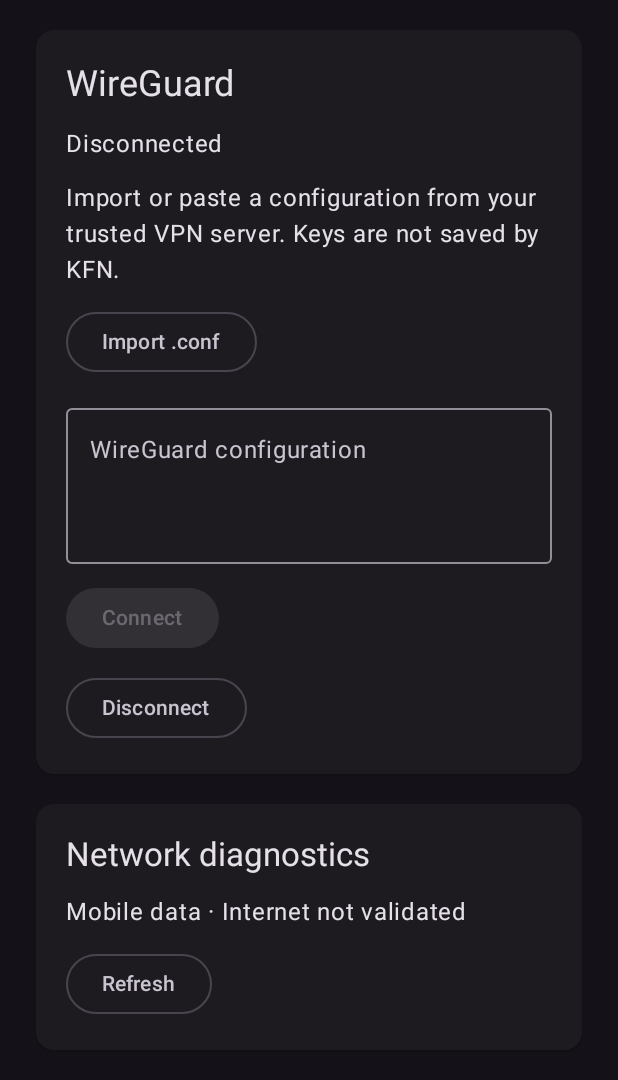
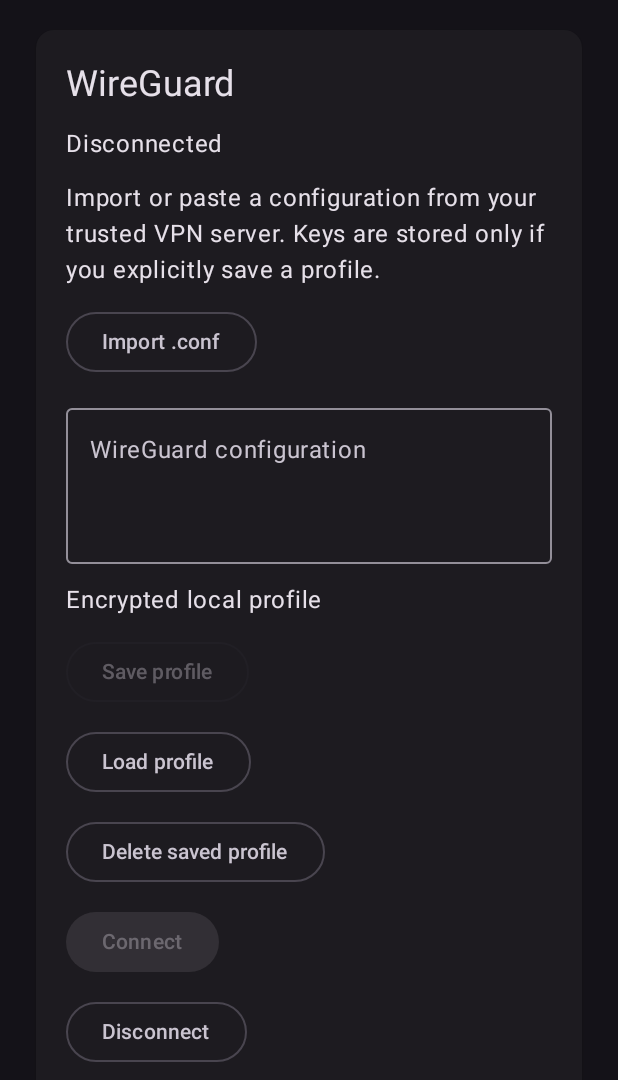
Before and after one commit to germany95reg-boop/KEBRIO-Freedom-Network-KFN, an Android app built with Jetpack Compose: the screen it shows after launch (MainActivity), on a phone screen of 412 x 824 dp, the part 156-1236 px from its top. Run offline under Robolectric (Android 15) with nearby library versions, the phone set to English and light mode, and no system bars; libraries missing offline, so code that uses them is left out: com.wireguard.android, com.wireguard.config.

Commit message:
Connect encrypted profile storage to Android UI

```diff
--- a/app/build.gradle.kts
+++ b/app/build.gradle.kts
@@ -6,7 +6,7 @@ plugins {
 android {
  namespace = "com.kebrio.kfn"
  compileSdk = 35
- defaultConfig { applicationId = "com.kebrio.kfn"; minSdk = 26; targetSdk = 35; versionCode = 4; versionName = "0.2.1" }
+ defaultConfig { applicationId = "com.kebrio.kfn"; minSdk = 26; targetSdk = 35; versionCode = 5; versionName = "0.2.2" }
  buildFeatures { compose = true }
  compileOptions { sourceCompatibility = JavaVersion.VERSION_17; targetCompatibility = JavaVersion.VERSION_17 }
  kotlinOptions { jvmTarget = "17" }
--- a/app/src/main/java/com/kebrio/kfn/MainActivity.kt
+++ b/app/src/main/java/com/kebrio/kfn/MainActivity.kt
@@ -23,18 +23,33 @@ import androidx.compose.ui.Alignment
 import androidx.compose.ui.text.input.PasswordVisualTransformation
 import androidx.compose.ui.unit.dp
 import com.kebrio.kfn.core.WireGuardController
+import com.kebrio.kfn.core.ProfileVault
+import com.wireguard.config.Config
 
 class MainActivity : ComponentActivity() {
  override fun onCreate(savedInstanceState: Bundle?) {
   super.onCreate(savedInstanceState)
   window.addFlags(WindowManager.LayoutParams.FLAG_SECURE)
   val controller = WireGuardController.get(this)
+  val vault = ProfileVault(applicationContext)
   setContent {
    MaterialTheme(colorScheme = darkColorScheme()) {
     var network by remember { mutableStateOf(checkNetwork()) }
     var config by remember { mutableStateOf("") }
     var importError by remember { mutableStateOf("") }
     val scope = rememberCoroutineScope()
+    var vaultBusy by remember { mutableStateOf(false) }
+    var vaultMessage by remember { mutableStateOf("") }
+    fun vaultAction(action: suspend () -> String) {
+     vaultBusy = true
+     scope.launch {
+      try { vaultMessage = action() }
+      catch (e: Exception) {
+       if (e is kotlinx.coroutines.CancellationException) throw e
+       vaultMessage = "Profile operation failed"
+      } finally { vaultBusy = false }
+     }
+    }
     val filePicker = rememberLauncherForActivityResult(ActivityResultContracts.OpenDocument()) { uri ->
      if (uri != null) scope.launch {
       try {
@@ -73,10 +88,35 @@ class MainActivity : ComponentActivity() {
        Column(Modifier.padding(20.dp), verticalArrangement = Arrangement.spacedBy(12.dp)) {
         Text("WireGuard", style = MaterialTheme.typography.headlineSmall)
         Text(status)
-        Text("Import or paste a configuration from your trusted VPN server. Keys are not saved by KFN.")
+        Text("Import or paste a configuration from your trusted VPN server. Keys are stored only if you explicitly save a profile.")
         OutlinedButton(onClick = { filePicker.launch(arrayOf("*/*")) }) { Text("Import .conf") }
         if (importError.isNotEmpty()) Text(importError, color = MaterialTheme.colorScheme.error)
         OutlinedTextField(value = config, onValueChange = { if (it.length <= 65536) config = it }, label = { Text("WireGuard configuration") }, modifier = Modifier.fillMaxWidth(), minLines = 3, maxLines = 6, visualTransformation = PasswordVisualTransformation())
+        Text("Encrypted local profile")
+        OutlinedButton(enabled = !vaultBusy && config.isNotBlank(), onClick = {
+         val snapshot = config
+         vaultAction {
+          withContext(Dispatchers.IO) {
+           Config.parse(snapshot.byteInputStream(Charsets.UTF_8))
+           vault.save(snapshot)
+          }
+          "Profile saved securely"
+         }
+        }) { Text("Save profile") }
+        OutlinedButton(enabled = !vaultBusy, onClick = {
+         vaultAction {
+          val saved = withContext(Dispatchers.IO) { vault.load() }
+          if (saved == null) "No saved profile" else { config = saved; "Profile loaded" }
+         }
+        }) { Text("Load profile") }
+        OutlinedButton(enabled = !vaultBusy, onClick = {
+         vaultAction {
+          withContext(Dispatchers.IO) { vault.delete() }
+          config = ""
+          "Saved profile deleted"
+         }
+        }) { Text("Delete saved profile") }
+        if (vaultMessage.isNotEmpty()) Text(vaultMessage)
         Button(onClick = {
          val intent = VpnService.prepare(this@MainActivity)
          if (intent == null) { controller.connect(config); config = "" } else launcher.launch(intent)
@@ -91,7 +131,7 @@ class MainActivity : ComponentActivity() {
         OutlinedButton(onClick = { network = checkNetwork() }) { Text("Refresh") }
        }
       }
-      Text("Development build · 0.2.1")
+      Text("Development build · 0.2.2")
      }
     }
    }
```
